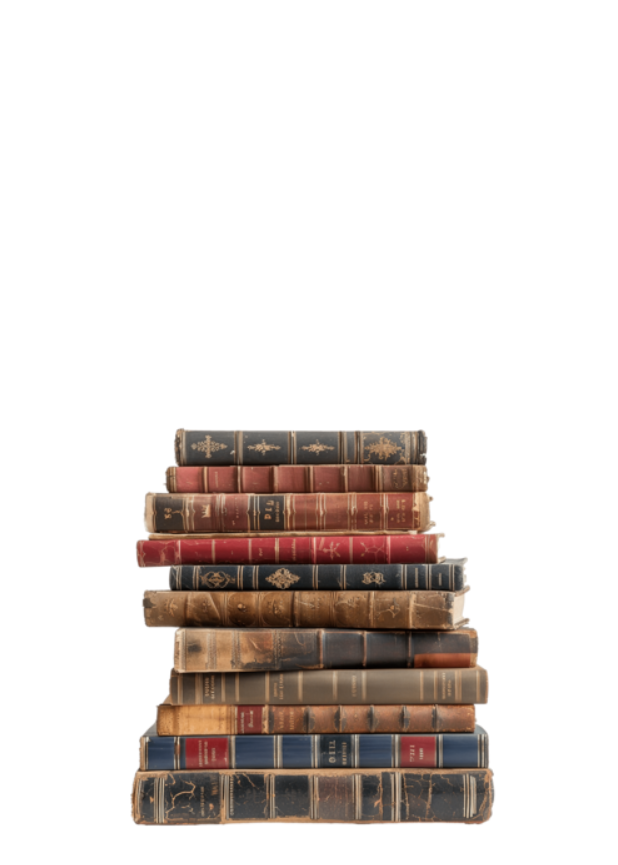
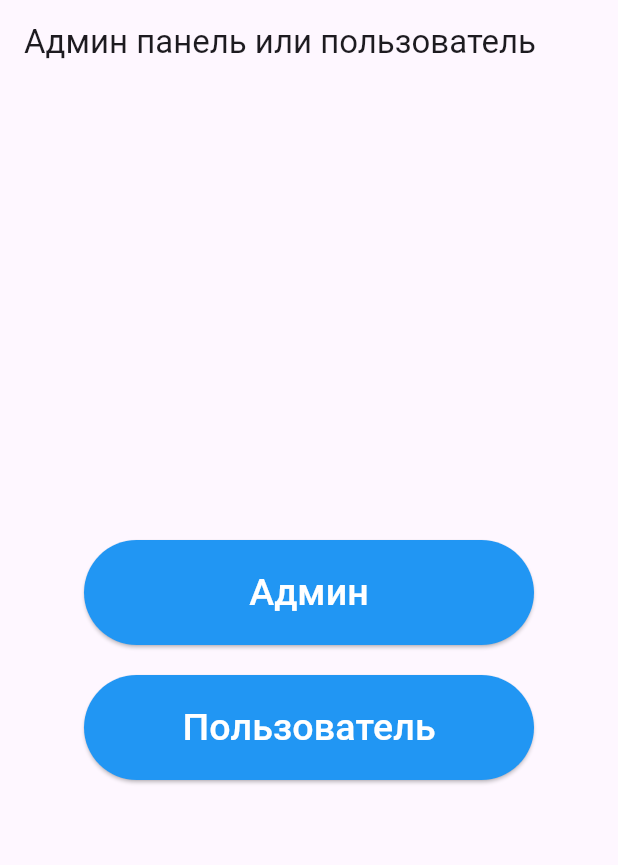
Before and after one commit to Zarlyk97/Internship-projects, a Flutter app: the first screen one second after launch, on a phone screen of 412 x 824 dp. Shown: the top 865 px of the screen. Run offline on Flutter 3.47's test engine with Material 3 defaults, Android fonts, the phone set to English and light mode, and no system bars; our stand-ins replace bloc, cloud_firestore, equatable, firebase_auth, firebase_core, flutter_bloc and 1 more; accounts and stored records are empty.

Commit message:
added admin panel

```diff
--- /dev/null
+++ b/library_project/lib/features/admin/presentation/pages/admin_or_user_page.dart
@@ -0,0 +1,48 @@
+import 'package:flutter/material.dart';
+import 'package:library_project/features/admin/presentation/pages/admin_screen.dart';
+import 'package:library_project/features/book_management/presentation/pages/splash_screen.dart';
+
+class AdminOrUserPage extends StatelessWidget {
+  const AdminOrUserPage({super.key});
+
+  @override
+  Widget build(BuildContext context) {
+    return Scaffold(
+      appBar: AppBar(title: const Text('Админ панель или пользователь')),
+      body: Column(
+        mainAxisAlignment: MainAxisAlignment.center,
+        children: [
+          Center(
+              child: ElevatedButton(
+                  style: ElevatedButton.styleFrom(
+                      fixedSize: const Size(300, 70),
+                      backgroundColor: Colors.blue),
+                  onPressed: () {
+                    Navigator.push(
+                        context,
+                        MaterialPageRoute(
+                            builder: (context) => const AdminScreen()));
+                  },
+                  child: const Text(
+                    'Админ',
+                    style: TextStyle(fontSize: 25, color: Colors.white),
+                  ))),
+          const SizedBox(
+            height: 20,
+          ),
+          ElevatedButton(
+              style: ElevatedButton.styleFrom(
+                  fixedSize: const Size(300, 70), backgroundColor: Colors.blue),
+              onPressed: () {
+                Navigator.pushReplacement(
+                    context,
+                    MaterialPageRoute(
+                        builder: (context) => const SplashScreen()));
+              },
+              child: const Text('Пользователь',
+                  style: TextStyle(fontSize: 25, color: Colors.white))),
+        ],
+      ),
+    );
+  }
+}
--- a/library_project/lib/main.dart
+++ b/library_project/lib/main.dart
@@ -2,9 +2,9 @@ import 'package:firebase_core/firebase_core.dart';
 import 'package:flutter/material.dart';
 import 'package:flutter_bloc/flutter_bloc.dart';
 import 'package:library_project/features/admin/presentation/cubit/admin_cubit.dart';
+import 'package:library_project/features/admin/presentation/pages/admin_or_user_page.dart';
 import 'package:library_project/features/auth/presentation/cubit/auth_cubit.dart';
 import 'package:library_project/features/book_management/presentation/cubit/book_cubit.dart';
-import 'package:library_project/features/book_management/presentation/pages/splash_screen.dart';
 import 'package:library_project/features/profile_management/presentation/cubit/profile_cubit.dart';
 import 'package:library_project/features/rental_management/presentation/cubit/rental_management_cubit.dart';
 import 'package:library_project/firebase_options.dart';
@@ -42,7 +42,7 @@ class MyApp extends StatelessWidget {
           colorScheme: ColorScheme.fromSeed(seedColor: Colors.deepPurple),
           useMaterial3: true,
         ),
-        home: const SplashScreen(),
+        home: const AdminOrUserPage(),
       ),
     );
   }
```
Also changed, not shown: library_project/lib/features/book_management/presentation/pages/home_page.dart (+4 -5 lines).
